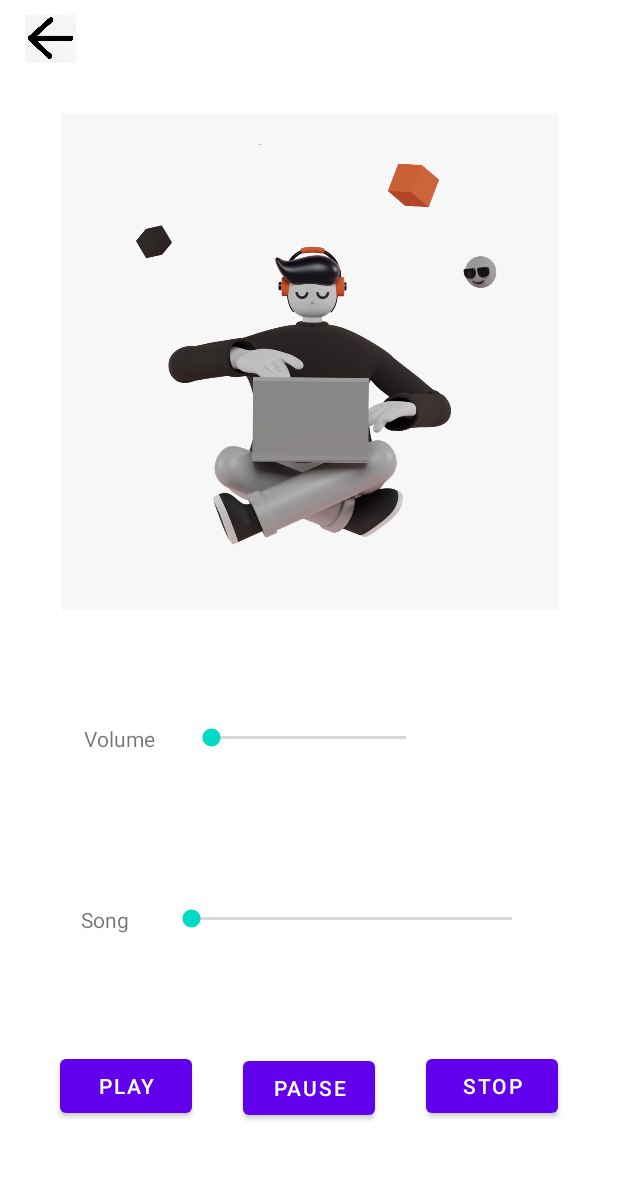
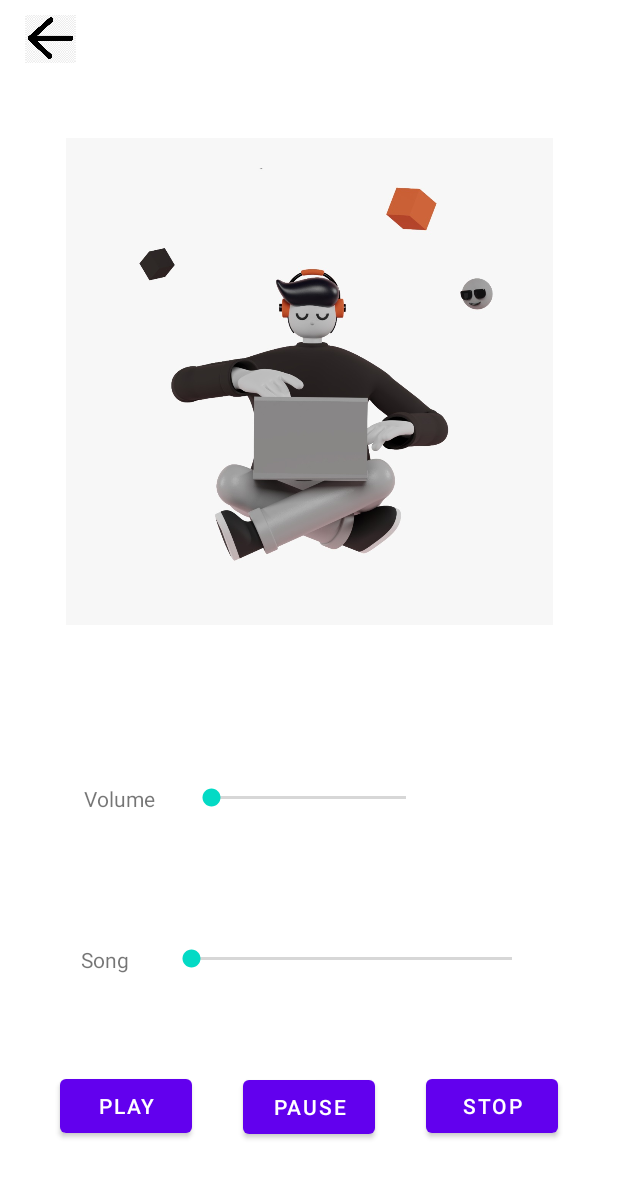
Before and after one commit to HarshMarolia/Educare-App, an Android app: the musicx screen opened directly, with no data from a screen before it, on a phone screen of 412 x 824 dp. Shown: the top 1178 px of the screen. Run offline under Robolectric (Android 15) with nearby library versions, the phone set to English and light mode, and no system bars.

Commit message:
Improved UI

```diff
--- a/app/src/main/res/layout/activity_musicx.xml
+++ b/app/src/main/res/layout/activity_musicx.xml
@@ -21,6 +21,7 @@
         android:id="@+id/seekBar"
         android:layout_width="162dp"
         android:layout_height="21dp"
+        android:layout_marginTop="150px"
         app:layout_constraintBottom_toBottomOf="parent"
         app:layout_constraintEnd_toEndOf="parent"
         app:layout_constraintHorizontal_bias="0.498"
@@ -90,6 +91,8 @@
         android:id="@+id/imageView"
         android:layout_width="335dp"
         android:layout_height="331dp"
+        android:layout_marginBottom="20px"
+        android:padding="5px"
         app:layout_constraintBottom_toTopOf="@+id/seekBar"
         app:layout_constraintEnd_toEndOf="parent"
         app:layout_constraintHorizontal_bias="0.5"
```
